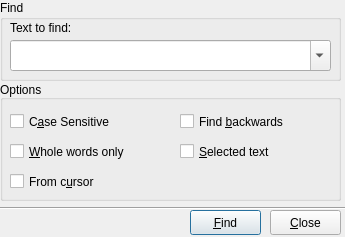
This is src/musredit/forms/PFindDialog.ui in aPeter1/musrfit-fork as Qt 5 draws it before an edit. The edited form follows.
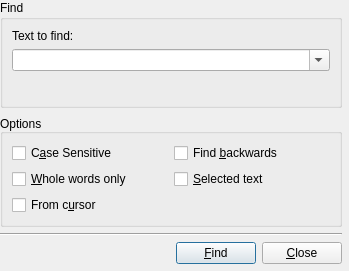
This is the edited form. Icons and pictures are not drawn.

Commit message: some clean-up on the dialog forms

```diff
--- a/src/musredit/forms/PFindDialog.ui
+++ b/src/musredit/forms/PFindDialog.ui
@@ -6,8 +6,8 @@
    <rect>
     <x>0</x>
     <y>0</y>
-    <width>345</width>
-    <height>237</height>
+    <width>349</width>
+    <height>271</height>
    </rect>
   </property>
   <property name="windowTitle">
@@ -17,164 +17,133 @@
    <iconset resource="../musredit.qrc">
     <normaloff>:/images/musrfit.xpm</normaloff>:/images/musrfit.xpm</iconset>
   </property>
-  <widget class="QGroupBox" name="fFind_groupBox">
+  <widget class="QWidget" name="">
    <property name="geometry">
     <rect>
      <x>0</x>
      <y>0</y>
-     <width>341</width>
-     <height>81</height>
+     <width>342</width>
+     <height>264</height>
     </rect>
    </property>
+   <layout class="QVBoxLayout" name="verticalLayout_2">
+    <item>
+     <widget class="QGroupBox" name="fFind_groupBox">
    <property name="title">
     <string>Find</string>
    </property>
+      <layout class="QFormLayout" name="formLayout_2">
+       <item row="0" column="0" colspan="2">
+        <layout class="QVBoxLayout" name="verticalLayout">
+         <item>
    <widget class="QLabel" name="fFind_label">
-    <property name="geometry">
-     <rect>
-      <x>10</x>
-      <y>20</y>
-      <width>91</width>
-      <height>16</height>
-     </rect>
-    </property>
     <property name="text">
      <string>Text to find:</string>
     </property>
    </widget>
+         </item>
+         <item>
    <widget class="QComboBox" name="fFind_comboBox">
-    <property name="geometry">
-     <rect>
-      <x>10</x>
-      <y>40</y>
-      <width>321</width>
-      <height>31</height>
-     </rect>
-    </property>
     <property name="editable">
      <bool>true</bool>
     </property>
    </widget>
-  </widget>
-  <widget class="QPushButton" name="fFind_pushButton">
-   <property name="geometry">
-    <rect>
-     <x>190</x>
-     <y>210</y>
-     <width>71</width>
-     <height>25</height>
-    </rect>
-   </property>
-   <property name="text">
-    <string>&amp;Find</string>
-   </property>
-  </widget>
-  <widget class="QPushButton" name="fClose_pushButton">
-   <property name="geometry">
-    <rect>
-     <x>270</x>
-     <y>210</y>
-     <width>71</width>
-     <height>25</height>
-    </rect>
-   </property>
-   <property name="text">
-    <string>&amp;Close</string>
-   </property>
-  </widget>
+         </item>
+        </layout>
+       </item>
+      </layout>
+     </widget>
+    </item>
+    <item>
   <widget class="QGroupBox" name="fOptions_groupBox">
-   <property name="geometry">
-    <rect>
-     <x>0</x>
-     <y>80</y>
-     <width>341</width>
-     <height>121</height>
-    </rect>
-   </property>
    <property name="title">
     <string>Options</string>
    </property>
    <property name="alignment">
     <set>Qt::AlignBottom|Qt::AlignLeading|Qt::AlignLeft</set>
    </property>
+      <layout class="QFormLayout" name="formLayout">
+       <item row="0" column="0" colspan="2">
+        <layout class="QGridLayout" name="gridLayout">
+         <item row="0" column="0">
    <widget class="QCheckBox" name="fCaseSensitive_checkBox">
-    <property name="geometry">
-     <rect>
-      <x>10</x>
-      <y>30</y>
-      <width>141</width>
-      <height>23</height>
-     </rect>
-    </property>
     <property name="text">
      <string>C&amp;ase Sensitive</string>
     </property>
    </widget>
-   <widget class="QCheckBox" name="fWholeWordsOnly_checkBox">
-    <property name="geometry">
-     <rect>
-      <x>10</x>
-      <y>60</y>
-      <width>141</width>
-      <height>23</height>
-     </rect>
-    </property>
-    <property name="text">
-     <string>&amp;Whole words only</string>
-    </property>
-   </widget>
-   <widget class="QCheckBox" name="fFromCursor_checkBox">
-    <property name="geometry">
-     <rect>
-      <x>10</x>
-      <y>90</y>
-      <width>141</width>
-      <height>23</height>
-     </rect>
-    </property>
-    <property name="text">
-     <string>From c&amp;ursor</string>
-    </property>
-   </widget>
+         </item>
+         <item row="0" column="1">
    <widget class="QCheckBox" name="fFindBackwards_checkBox">
-    <property name="geometry">
-     <rect>
-      <x>180</x>
-      <y>30</y>
-      <width>141</width>
-      <height>23</height>
-     </rect>
-    </property>
     <property name="text">
      <string>Find &amp;backwards</string>
     </property>
    </widget>
+         </item>
+         <item row="1" column="0">
+          <widget class="QCheckBox" name="fWholeWordsOnly_checkBox">
+           <property name="text">
+            <string>&amp;Whole words only</string>
+           </property>
+          </widget>
+         </item>
+         <item row="1" column="1">
    <widget class="QCheckBox" name="fSelectedText_checkBox">
-    <property name="geometry">
-     <rect>
-      <x>180</x>
-      <y>60</y>
-      <width>141</width>
-      <height>23</height>
-     </rect>
-    </property>
     <property name="text">
      <string>&amp;Selected text</string>
     </property>
    </widget>
-  </widget>
+         </item>
+         <item row="2" column="0">
+          <widget class="QCheckBox" name="fFromCursor_checkBox">
+           <property name="text">
+            <string>From c&amp;ursor</string>
+           </property>
+          </widget>
+         </item>
+        </layout>
+       </item>
+      </layout>
+     </widget>
+    </item>
+    <item>
   <widget class="Line" name="line">
-   <property name="geometry">
-    <rect>
-     <x>0</x>
-     <y>200</y>
-     <width>351</width>
-     <height>16</height>
-    </rect>
-   </property>
+      <property name="orientation">
+       <enum>Qt::Horizontal</enum>
+      </property>
+     </widget>
+    </item>
+    <item>
+     <layout class="QHBoxLayout" name="horizontalLayout">
+      <item>
+       <spacer name="horizontalSpacer">
    <property name="orientation">
     <enum>Qt::Horizontal</enum>
    </property>
+        <property name="sizeHint" stdset="0">
+         <size>
+          <width>168</width>
+          <height>20</height>
+         </size>
+        </property>
+       </spacer>
+      </item>
+      <item>
+       <widget class="QPushButton" name="fFind_pushButton">
+        <property name="text">
+         <string>&amp;Find</string>
+        </property>
+       </widget>
+      </item>
+      <item>
+       <widget class="QPushButton" name="fClose_pushButton">
+        <property name="text">
+         <string>&amp;Close</string>
+        </property>
+       </widget>
+      </item>
+     </layout>
+    </item>
+   </layout>
   </widget>
  </widget>
  <tabstops>
```
Lines whose indentation alone changed are shown as unchanged. The commit also changes 2 other files.
